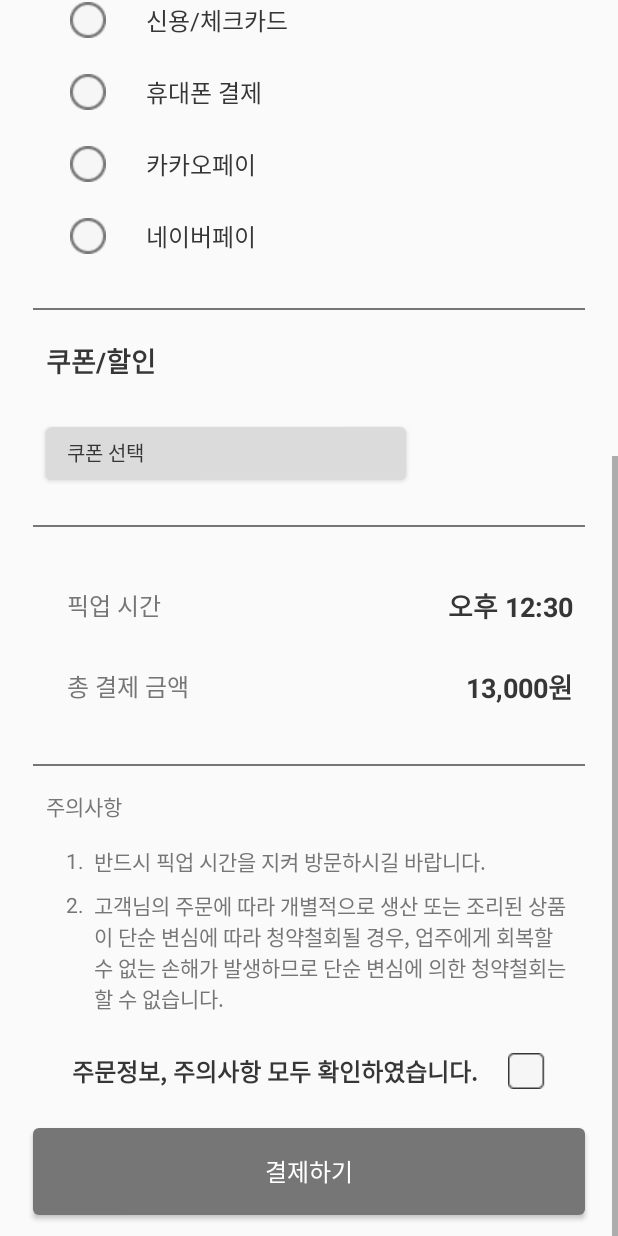
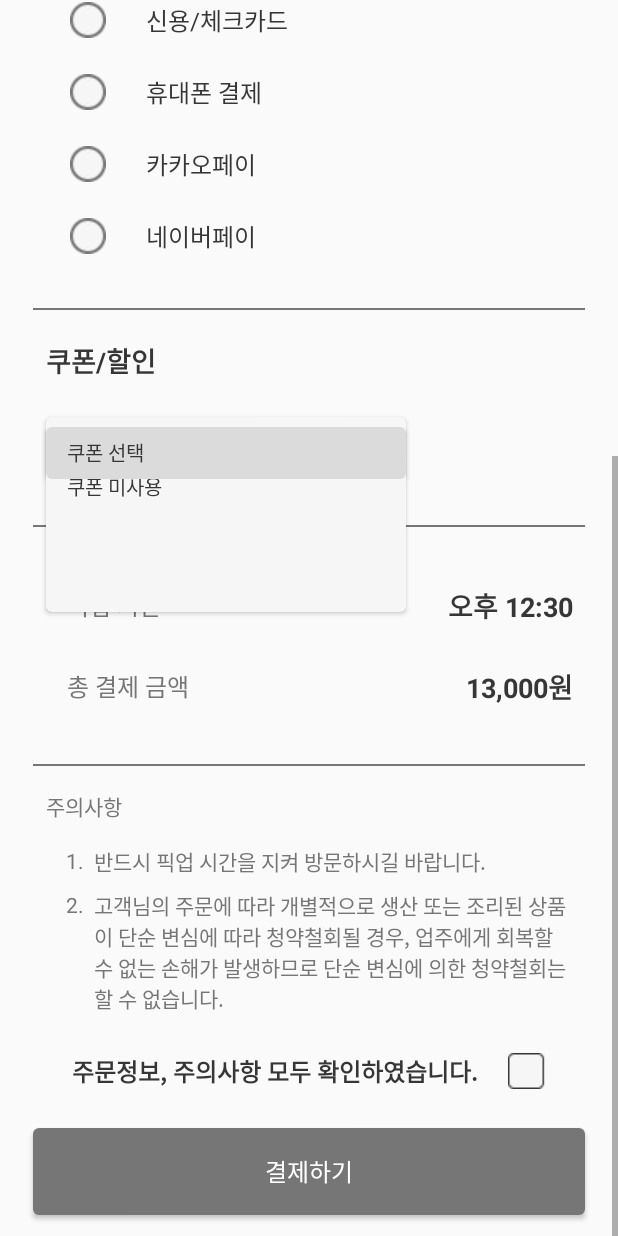
Before and after one commit to PackItProject/PACK_IT_Android, an Android app: the layout fragment_order.xml on its own in the app's theme, with its tools: preview values and no code run, scrolled down 481 dp, on a phone screen of 412 x 824 dp. Run offline under Robolectric (Android 15) with nearby library versions, the phone set to English and light mode, and no system bars.

```diff
--- a/app/src/main/res/layout/fragment_order.xml
+++ b/app/src/main/res/layout/fragment_order.xml
@@ -2,8 +2,10 @@
 <ScrollView
     xmlns:android="http://schemas.android.com/apk/res/android"
     xmlns:app="http://schemas.android.com/apk/res-auto"
+    xmlns:tools="http://schemas.android.com/tools"
     android:layout_width="match_parent"
     android:layout_height="match_parent">
+
     <androidx.constraintlayout.widget.ConstraintLayout
         android:layout_width="match_parent"
         android:layout_height="wrap_content">
@@ -184,7 +186,7 @@
 
         <!-- 쿠폰 할인 -->
         <TextView
-            android:id="@+id/order_coupon_tv"
+            android:id="@+id/order_coupon_selected_tv"
             android:layout_width="wrap_content"
             android:layout_height="wrap_content"
             android:text="쿠폰/할인"
@@ -193,9 +195,28 @@
             app:layout_constraintTop_toBottomOf="@id/order_line_02_view"
             style="@style/BoldDrakGreyText"/>
 
+        <androidx.cardview.widget.CardView
+            android:id="@+id/order_coupon_background_view"
+            android:layout_width="0dp"
+            android:layout_height="130dp"
+            app:layout_constraintStart_toStartOf="@id/order_coupon_selected_btn"
+            app:layout_constraintEnd_toEndOf="@id/order_coupon_selected_btn"
+            app:layout_constraintTop_toTopOf="@id/order_coupon_selected_btn"
+            style="@style/RoundCardView">
+
+            <androidx.recyclerview.widget.RecyclerView
+                android:id="@+id/order_coupon_recycler_view"
+                android:layout_width="match_parent"
+                android:layout_height="wrap_content"
+                android:orientation="vertical"
+                android:paddingTop="30dp"
+                android:background="@color/white_text"
+                app:layoutManager="androidx.recyclerview.widget.LinearLayoutManager"
+                tools:listitem="@layout/item_order_coupon"/>
+        </androidx.cardview.widget.CardView>
 
         <Button
-            android:id="@+id/order_coupon_spinner"
+            android:id="@+id/order_coupon_selected_btn"
             android:layout_width="240dp"
             android:layout_height="48dp"
             android:background="@drawable/et_request"
@@ -205,8 +226,8 @@
             android:textColor="@color/dark_grey"
             android:gravity="start|center"
             android:paddingHorizontal="14dp"
-            app:layout_constraintTop_toBottomOf="@id/order_coupon_tv"
-            app:layout_constraintStart_toStartOf="@id/order_coupon_tv"/>
+            app:layout_constraintTop_toBottomOf="@id/order_coupon_selected_tv"
+            app:layout_constraintStart_toStartOf="@id/order_coupon_selected_tv"/>
 
         <View
             android:id="@+id/order_line_03_view"
@@ -216,7 +237,7 @@
             android:layout_marginTop="24dp"
             app:layout_constraintEnd_toEndOf="@id/order_line_02_view"
             app:layout_constraintStart_toStartOf="@id/order_line_02_view"
-            app:layout_constraintTop_toBottomOf="@id/order_coupon_spinner" />
+            app:layout_constraintTop_toBottomOf="@id/order_coupon_selected_btn" />
 
         <!-- 최종 확정 (시간+가격 확인) -->
         <TextView
--- /dev/null
+++ b/app/src/main/res/layout/item_order_coupon.xml
@@ -0,0 +1,14 @@
+<?xml version="1.0" encoding="utf-8"?>
+<LinearLayout xmlns:android="http://schemas.android.com/apk/res/android"
+    android:layout_width="match_parent"
+    android:layout_height="match_parent"
+    android:paddingVertical="6dp"
+    android:paddingHorizontal="14dp">
+    <TextView
+        android:id="@+id/item_order_coupon_tv"
+        android:layout_width="wrap_content"
+        android:layout_height="wrap_content"
+        android:text="쿠폰 미사용"
+        android:textSize="13sp"
+        android:textColor="@color/dark_grey" />
+</LinearLayout>
```
Also changed, not shown: app/src/main/java/com/umc/android/packit/OrderFragment.kt (+44 -12 lines).
